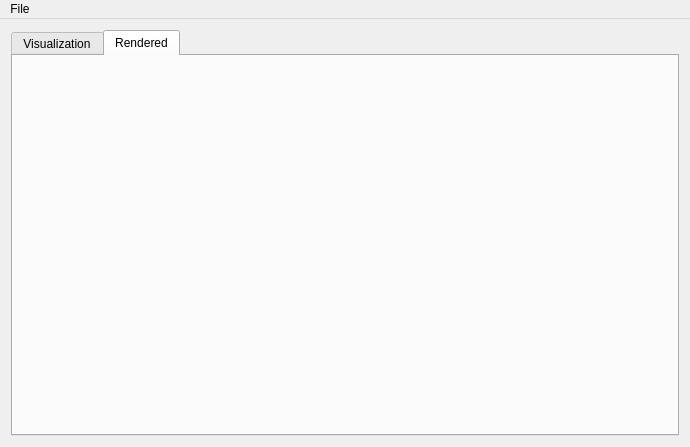
Qt form src/gui/mainwindow.ui (felipemelo23/MModeler) before a commit.
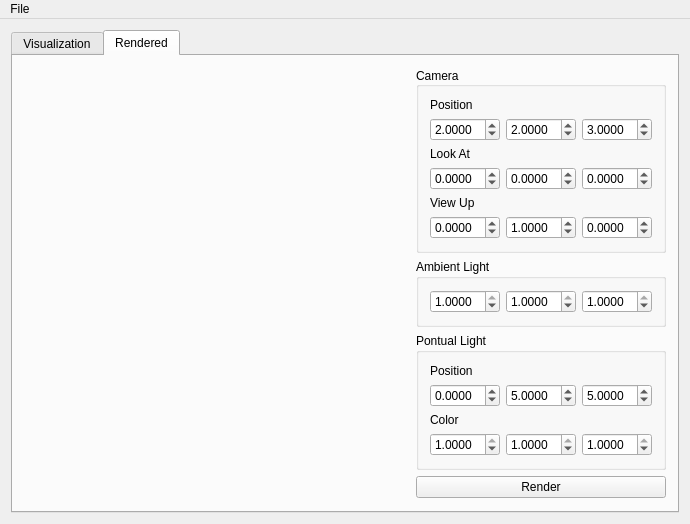
The same form after that commit. The open tabs and pages were chosen to show the change. Icons and pictures are not drawn. Custom widgets are drawn as their Qt base class.

What changed in the file:
```diff
--- a/src/gui/mainwindow.ui
+++ b/src/gui/mainwindow.ui
@@ -7,7 +7,7 @@
     <x>0</x>
     <y>0</y>
     <width>688</width>
-    <height>447</height>
+    <height>520</height>
    </rect>
   </property>
   <property name="windowTitle">
@@ -231,9 +231,15 @@
        <attribute name="title">
         <string>Rendered</string>
        </attribute>
-       <layout class="QVBoxLayout" name="verticalLayout_4">
+       <layout class="QHBoxLayout" name="horizontalLayout_9">
         <item>
          <widget class="QLabel" name="canvas">
+          <property name="sizePolicy">
+           <sizepolicy hsizetype="MinimumExpanding" vsizetype="Preferred">
+            <horstretch>0</horstretch>
+            <verstretch>0</verstretch>
+           </sizepolicy>
+          </property>
           <property name="text">
            <string/>
           </property>
@@ -242,6 +248,464 @@
           </property>
          </widget>
         </item>
+        <item>
+         <layout class="QVBoxLayout" name="verticalLayout_10">
+          <item>
+           <widget class="QGroupBox" name="groupBox">
+            <property name="sizePolicy">
+             <sizepolicy hsizetype="Fixed" vsizetype="Fixed">
+              <horstretch>0</horstretch>
+              <verstretch>0</verstretch>
+             </sizepolicy>
+            </property>
+            <property name="minimumSize">
+             <size>
+              <width>50</width>
+              <height>0</height>
+             </size>
+            </property>
+            <property name="maximumSize">
+             <size>
+              <width>250</width>
+              <height>16777215</height>
+             </size>
+            </property>
+            <property name="autoFillBackground">
+             <bool>false</bool>
+            </property>
+            <property name="title">
+             <string>Camera</string>
+            </property>
+            <property name="alignment">
+             <set>Qt::AlignLeading|Qt::AlignLeft|Qt::AlignVCenter</set>
+            </property>
+            <layout class="QVBoxLayout" name="verticalLayout_4">
+             <item>
+              <layout class="QVBoxLayout" name="verticalLayout_2">
+               <item>
+                <widget class="QLabel" name="label">
+                 <property name="text">
+                  <string>Position</string>
+                 </property>
+                </widget>
+               </item>
+               <item>
+                <layout class="QHBoxLayout" name="horizontalLayout_2">
+                 <item>
+                  <widget class="QDoubleSpinBox" name="xCamPos">
+                   <property name="decimals">
+                    <number>4</number>
+                   </property>
+                   <property name="minimum">
+                    <double>-10000.000000000000000</double>
+                   </property>
+                   <property name="maximum">
+                    <double>10000.000000000000000</double>
+                   </property>
+                   <property name="singleStep">
+                    <double>0.100000000000000</double>
+                   </property>
+                   <property name="value">
+                    <double>2.000000000000000</double>
+                   </property>
+                  </widget>
+                 </item>
+                 <item>
+                  <widget class="QDoubleSpinBox" name="yCamPos">
+                   <property name="decimals">
+                    <number>4</number>
+                   </property>
+                   <property name="minimum">
+                    <double>-10000.000000000000000</double>
+                   </property>
+                   <property name="maximum">
+                    <double>10000.000000000000000</double>
+                   </property>
+                   <property name="singleStep">
+                    <double>0.100000000000000</double>
+                   </property>
+                   <property name="value">
+                    <double>2.000000000000000</double>
+                   </property>
+                  </widget>
+                 </item>
+                 <item>
+                  <widget class="QDoubleSpinBox" name="zCamPos">
+                   <property name="decimals">
+                    <number>4</number>
+                   </property>
+                   <property name="minimum">
+                    <double>-10000.000000000000000</double>
+                   </property>
+                   <property name="maximum">
+                    <double>10000.000000000000000</double>
+                   </property>
+                   <property name="singleStep">
+                    <double>0.100000000000000</double>
+                   </property>
+                   <property name="value">
+                    <double>3.000000000000000</double>
+                   </property>
+                  </widget>
+                 </item>
+                </layout>
+               </item>
+               <item>
+                <widget class="QLabel" name="label_2">
+                 <property name="text">
+                  <string>Look At</string>
+                 </property>
+                </widget>
+               </item>
+               <item>
+                <layout class="QHBoxLayout" name="horizontalLayout_4">
+                 <item>
+                  <widget class="QDoubleSpinBox" name="xCamLookAt">
+                   <property name="decimals">
+                    <number>4</number>
+                   </property>
+                   <property name="minimum">
+                    <double>-10000.000000000000000</double>
+                   </property>
+                   <property name="maximum">
+                    <double>10000.000000000000000</double>
+                   </property>
+                   <property name="singleStep">
+                    <double>0.100000000000000</double>
+                   </property>
+                  </widget>
+                 </item>
+                 <item>
+                  <widget class="QDoubleSpinBox" name="yCamLookAt">
+                   <property name="decimals">
+                    <number>4</number>
+                   </property>
+                   <property name="minimum">
+                    <double>-10000.000000000000000</double>
+                   </property>
+                   <property name="maximum">
+                    <double>10000.000000000000000</double>
+                   </property>
+                   <property name="singleStep">
+                    <double>0.100000000000000</double>
+                   </property>
+                  </widget>
+                 </item>
+                 <item>
+                  <widget class="QDoubleSpinBox" name="zCamLookAt">
+                   <property name="decimals">
+                    <number>4</number>
+                   </property>
+                   <property name="minimum">
+                    <double>-10000.000000000000000</double>
+                   </property>
+                   <property name="maximum">
+                    <double>10000.000000000000000</double>
+                   </property>
+                   <property name="singleStep">
+                    <double>0.100000000000000</double>
+                   </property>
+                  </widget>
+                 </item>
+                </layout>
+               </item>
+               <item>
+                <widget class="QLabel" name="label_3">
+                 <property name="text">
+                  <string>View Up</string>
+                 </property>
+                </widget>
+               </item>
+               <item>
+                <layout class="QHBoxLayout" name="horizontalLayout_5">
+                 <item>
+                  <widget class="QDoubleSpinBox" name="xCamVUp">
+                   <property name="decimals">
+                    <number>4</number>
+                   </property>
+                   <property name="minimum">
+                    <double>-10000.000000000000000</double>
+                   </property>
+                   <property name="maximum">
+                    <double>10000.000000000000000</double>
+                   </property>
+                   <property name="singleStep">
+                    <double>0.100000000000000</double>
+                   </property>
+                  </widget>
+                 </item>
+                 <item>
+                  <widget class="QDoubleSpinBox" name="yCamVUp">
+                   <property name="decimals">
+                    <number>4</number>
+                   </property>
+                   <property name="minimum">
+                    <double>-10000.000000000000000</double>
+                   </property>
+                   <property name="maximum">
+                    <double>10000.000000000000000</double>
+                   </property>
+                   <property name="singleStep">
+                    <double>0.100000000000000</double>
+                   </property>
+                   <property name="value">
+                    <double>1.000000000000000</double>
+                   </property>
+                  </widget>
+                 </item>
+                 <item>
+                  <widget class="QDoubleSpinBox" name="zCamVUp">
+                   <property name="decimals">
+                    <number>4</number>
+                   </property>
+                   <property name="minimum">
+                    <double>-10000.000000000000000</double>
+                   </property>
+                   <property name="maximum">
+                    <double>10000.000000000000000</double>
+                   </property>
+                   <property name="singleStep">
+                    <double>0.100000000000000</double>
+                   </property>
+                  </widget>
+                 </item>
+                </layout>
+               </item>
+              </layout>
+             </item>
+            </layout>
+           </widget>
+          </item>
+          <item>
+           <widget class="QGroupBox" name="groupBox_2">
+            <property name="sizePolicy">
+             <sizepolicy hsizetype="Fixed" vsizetype="Fixed">
+              <horstretch>0</horstretch>
+              <verstretch>0</verstretch>
+             </sizepolicy>
+            </property>
+            <property name="maximumSize">
+             <size>
+              <width>250</width>
+              <height>16777215</height>
+             </size>
+            </property>
+            <property name="title">
+             <string>Ambient Light</string>
+            </property>
+            <layout class="QVBoxLayout" name="verticalLayout_5">
+             <item>
+              <layout class="QHBoxLayout" name="horizontalLayout_6">
+               <item>
+                <widget class="QDoubleSpinBox" name="ambLightRed">
+                 <property name="decimals">
+                  <number>4</number>
+                 </property>
+                 <property name="maximum">
+                  <double>1.000000000000000</double>
+                 </property>
+                 <property name="singleStep">
+                  <double>0.010000000000000</double>
+                 </property>
+                 <property name="value">
+                  <double>1.000000000000000</double>
+                 </property>
+                </widget>
+               </item>
+               <item>
+                <widget class="QDoubleSpinBox" name="ambLightGreen">
+                 <property name="decimals">
+                  <number>4</number>
+                 </property>
+                 <property name="maximum">
+                  <double>1.000000000000000</double>
+                 </property>
+                 <property name="singleStep">
+                  <double>0.010000000000000</double>
+                 </property>
+                 <property name="value">
+                  <double>1.000000000000000</double>
+                 </property>
+                </widget>
+               </item>
+               <item>
+                <widget class="QDoubleSpinBox" name="ambLightBlue">
+                 <property name="decimals">
+                  <number>4</number>
+                 </property>
+                 <property name="maximum">
+                  <double>1.000000000000000</double>
+                 </property>
+                 <property name="singleStep">
+                  <double>0.010000000000000</double>
+                 </property>
+                 <property name="value">
+                  <double>1.000000000000000</double>
+                 </property>
+                </widget>
+               </item>
+              </layout>
+             </item>
+            </layout>
+           </widget>
+          </item>
+          <item>
+           <widget class="QGroupBox" name="groupBox_3">
+            <property name="sizePolicy">
+             <sizepolicy hsizetype="Fixed" vsizetype="Fixed">
+              <horstretch>0</horstretch>
+              <verstretch>0</verstretch>
+             </sizepolicy>
+            </property>
+            <property name="maximumSize">
+             <size>
+              <width>250</width>
+              <height>16777215</height>
+             </size>
+            </property>
+            <property name="title">
+             <string>Pontual Light</string>
+            </property>
+            <layout class="QVBoxLayout" name="verticalLayout_6">
+             <item>
+              <widget class="QLabel" name="label_4">
+               <property name="text">
+                <string>Position</string>
+               </property>
+              </widget>
+             </item>
+             <item>
+              <layout class="QHBoxLayout" name="horizontalLayout_8">
+               <item>
+                <widget class="QDoubleSpinBox" name="xLightPos">
+                 <property name="decimals">
+                  <number>4</number>
+                 </property>
+                 <property name="minimum">
+                  <double>-10000.000000000000000</double>
+                 </property>
+                 <property name="maximum">
+                  <double>10000.000000000000000</double>
+                 </property>
+                 <property name="singleStep">
+                  <double>0.100000000000000</double>
+                 </property>
+                 <property name="value">
+                  <double>0.000000000000000</double>
+                 </property>
+                </widget>
+               </item>
+               <item>
+                <widget class="QDoubleSpinBox" name="yLightPos">
+                 <property name="decimals">
+                  <number>4</number>
+                 </property>
+                 <property name="minimum">
+                  <double>-10000.000000000000000</double>
+                 </property>
+                 <property name="maximum">
+                  <double>10000.000000000000000</double>
+                 </property>
+                 <property name="singleStep">
+                  <double>0.100000000000000</double>
+                 </property>
+                 <property name="value">
+                  <double>5.000000000000000</double>
+                 </property>
+                </widget>
+               </item>
+               <item>
+                <widget class="QDoubleSpinBox" name="zLightPos">
+                 <property name="decimals">
+                  <number>4</number>
+                 </property>
+                 <property name="minimum">
+                  <double>-10000.000000000000000</double>
+                 </property>
+                 <property name="maximum">
+                  <double>10000.000000000000000</double>
+                 </property>
+                 <property name="singleStep">
+                  <double>0.100000000000000</double>
+                 </property>
+                 <property name="value">
+                  <double>5.000000000000000</double>
+                 </property>
+                </widget>
+               </item>
+              </layout>
+             </item>
+             <item>
+              <widget class="QLabel" name="label_5">
+               <property name="text">
+                <string>Color</string>
+               </property>
+              </widget>
+             </item>
+             <item>
+              <layout class="QHBoxLayout" name="horizontalLayout_7">
+               <item>
+                <widget class="QDoubleSpinBox" name="pontualLightRed">
+                 <property name="decimals">
+                  <number>4</number>
+                 </property>
+                 <property name="maximum">
+                  <double>1.000000000000000</double>
+                 </property>
+                 <property name="singleStep">
+                  <double>0.010000000000000</double>
+                 </property>
+                 <property name="value">
+                  <double>1.000000000000000</double>
+                 </property>
+                </widget>
+               </item>
+               <item>
+                <widget class="QDoubleSpinBox" name="pontualLightGreen">
+                 <property name="decimals">
+                  <number>4</number>
+                 </property>
+                 <property name="maximum">
+                  <double>1.000000000000000</double>
+                 </property>
+                 <property name="singleStep">
+                  <double>0.010000000000000</double>
+                 </property>
+                 <property name="value">
+                  <double>1.000000000000000</double>
+                 </property>
+                </widget>
+               </item>
+               <item>
+                <widget class="QDoubleSpinBox" name="pontualLightBlue">
+                 <property name="decimals">
+                  <number>4</number>
+                 </property>
+                 <property name="maximum">
+                  <double>1.000000000000000</double>
+                 </property>
+                 <property name="singleStep">
+                  <double>0.010000000000000</double>
+                 </property>
+                 <property name="value">
+                  <double>1.000000000000000</double>
+                 </property>
+                </widget>
+               </item>
+              </layout>
+             </item>
+            </layout>
+           </widget>
+          </item>
+          <item>
+           <widget class="QPushButton" name="renderBtn">
+            <property name="text">
+             <string>Render</string>
+            </property>
+           </widget>
+          </item>
+         </layout>
+        </item>
        </layout>
       </widget>
      </widget>
```
Left out of the diff: 9 changed lines with no effect on the pictures.
